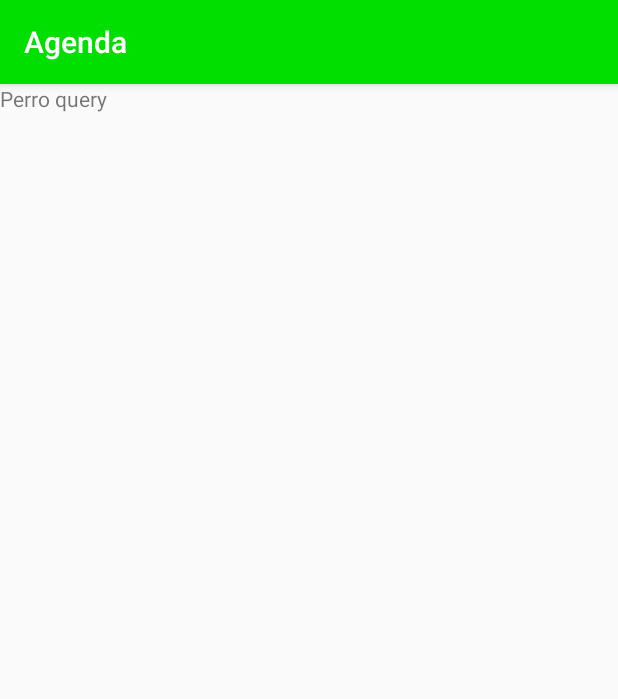
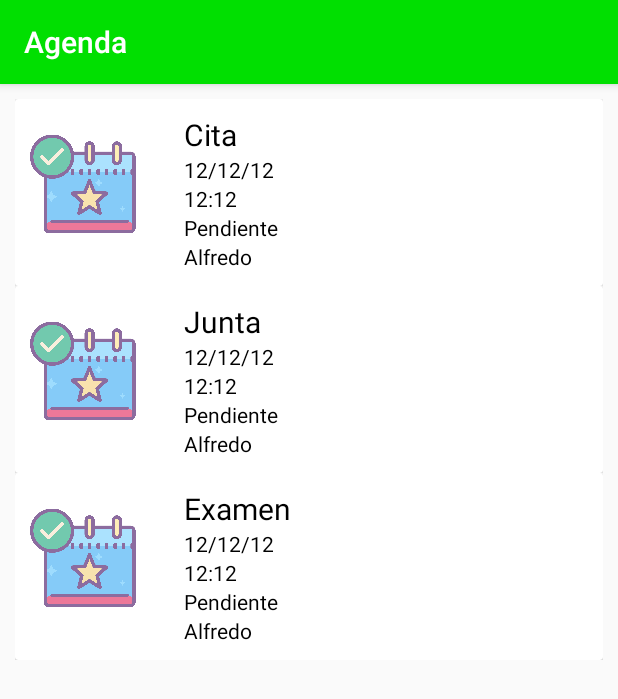
Before and after one commit to JC47/Moviles, an Android app: the screen it shows after launch (Query before the commit, EventosActivity after it), after a tap on "CONSULTAR", on a phone screen of 412 x 824 dp. Shown: the top 699 px of the screen. Run offline under Robolectric (Android 15) with nearby library versions, the phone set to English and light mode, and no system bars.

Commit message:
Recycler view

```diff
--- a/Proyecto/app/build.gradle
+++ b/Proyecto/app/build.gradle
@@ -25,4 +25,6 @@ dependencies {
     testImplementation 'junit:junit:4.12'
     androidTestImplementation 'com.android.support.test:runner:1.0.2'
     androidTestImplementation 'com.android.support.test.espresso:espresso-core:3.0.2'
+    implementation 'com.android.support:recyclerview-v7:27.1.1'
+    implementation 'com.android.support:cardview-v7:27.1.1'
 }
--- a/Proyecto/app/src/main/AndroidManifest.xml
+++ b/Proyecto/app/src/main/AndroidManifest.xml
@@ -2,7 +2,7 @@
 <manifest xmlns:android="http://schemas.android.com/apk/res/android"
     package="com.softsofware.javiercalette.proyecto">
 
-    <uses-permission android:name="android.permission.READ_CONTACTS"/>
+    <uses-permission android:name="android.permission.READ_CONTACTS" />
 
     <application
         android:allowBackup="true"
@@ -19,7 +19,8 @@
             </intent-filter>
         </activity>
         <activity android:name=".Add" />
-        <activity android:name=".Query"></activity>
+        <activity android:name=".Query" />
+        <activity android:name=".EventosActivity"></activity>
     </application>
 
 </manifest>
--- /dev/null
+++ b/Proyecto/app/src/main/java/com/softsofware/javiercalette/proyecto/EventAdapter.java
@@ -0,0 +1,60 @@
+package com.softsofware.javiercalette.proyecto;
+
+import android.support.annotation.NonNull;
+import android.support.v7.widget.RecyclerView;
+import android.view.LayoutInflater;
+import android.view.View;
+import android.view.ViewGroup;
+import android.widget.ImageView;
+import android.widget.TextView;
+
+import java.util.List;
+
+public class EventAdapter extends RecyclerView.Adapter<EventAdapter.ViewHolder>{
+
+    public static class ViewHolder extends  RecyclerView.ViewHolder{
+        private TextView name,date,hour,contact,status;
+        ImageView img;
+
+        public ViewHolder(View itemView){
+            super(itemView);
+            name = (TextView)itemView.findViewById(R.id.event_name);
+            date = (TextView)itemView.findViewById(R.id.event_date);
+            hour = (TextView)itemView.findViewById(R.id.event_hour);
+            status = (TextView)itemView.findViewById(R.id.event_status);
+            contact = (TextView)itemView.findViewById(R.id.event_contact);
+            img = (ImageView)itemView.findViewById(R.id.event_img);
+
+        }
+    }
+
+    public List<Evento> eventsList;
+
+    public EventAdapter(List<Evento> eventsList) {
+        this.eventsList = eventsList;
+    }
+
+    @NonNull
+    @Override
+    public ViewHolder onCreateViewHolder(@NonNull ViewGroup parent, int viewType) {
+        View view = LayoutInflater.from(parent.getContext()).inflate(R.layout.event_layout,parent,false);
+        ViewHolder v = new ViewHolder(view);
+        return v;
+    }
+
+    @Override
+    public void onBindViewHolder(@NonNull ViewHolder holder, int position) {
+        holder.name.setText(eventsList.get(position).getEvento());
+        holder.contact.setText(eventsList.get(position).getContacto());
+        holder.date.setText(eventsList.get(position).getFecha());
+        holder.hour.setText(eventsList.get(position).getHora());
+        holder.status.setText(eventsList.get(position).getStatus());
+        holder.img.setImageResource(eventsList.get(position).getImg());
+
+    }
+
+    @Override
+    public int getItemCount() {
+        return eventsList.size();
+    }
+}
--- /dev/null
+++ b/Proyecto/app/src/main/java/com/softsofware/javiercalette/proyecto/Evento.java
@@ -0,0 +1,66 @@
+package com.softsofware.javiercalette.proyecto;
+
+public class Evento {
+    private String evento,fecha,hora,status,contacto;
+    private int img;
+
+    public Evento(String evento, String fecha, String hora, String status, String contacto,int img) {
+        this.evento = evento;
+        this.fecha = fecha;
+        this.hora = hora;
+        this.status = status;
+        this.contacto = contacto;
+        this.img=img;
+    }
+
+    public Evento() {
+    }
+
+    public String getEvento() {
+        return evento;
+    }
+
+    public String getFecha() {
+        return fecha;
+    }
+
+    public String getHora() {
+        return hora;
+    }
+
+    public String getStatus() {
+        return status;
+    }
+
+    public String getContacto() {
+        return contacto;
+    }
+
+    public void setEvento(String evento) {
+        this.evento = evento;
+    }
+
+    public void setFecha(String fecha) {
+        this.fecha = fecha;
+    }
+
+    public void setHora(String hora) {
+        this.hora = hora;
+    }
+
+    public void setStatus(String status) {
+        this.status = status;
+    }
+
+    public void setContacto(String contacto) {
+        this.contacto = contacto;
+    }
+
+    public int getImg() {
+        return img;
+    }
+
+    public void setImg(int img) {
+        this.img = img;
+    }
+}
--- /dev/null
+++ b/Proyecto/app/src/main/java/com/softsofware/javiercalette/proyecto/EventosActivity.java
@@ -0,0 +1,35 @@
+package com.softsofware.javiercalette.proyecto;
+
+import android.support.v7.app.AppCompatActivity;
+import android.os.Bundle;
+import android.support.v7.widget.LinearLayoutManager;
+import android.support.v7.widget.RecyclerView;
+
+import java.util.ArrayList;
+import java.util.List;
+
+public class EventosActivity extends AppCompatActivity {
+
+    private RecyclerView recyclerViewEventos;
+    private EventAdapter adaptador;
+
+    @Override
+    protected void onCreate(Bundle savedInstanceState) {
+        super.onCreate(savedInstanceState);
+        setContentView(R.layout.activity_eventos);
+
+        recyclerViewEventos=(RecyclerView)findViewById(R.id.list1);
+        recyclerViewEventos.setLayoutManager(new LinearLayoutManager(this));
+
+        adaptador=new EventAdapter(getEventos());
+        recyclerViewEventos.setAdapter(adaptador);
+    }
+
+    public List<Evento> getEventos(){
+        List<Evento> e = new ArrayList<>();
+        e.add(new Evento("Cita","12/12/12","12:12","Pendiente","Alfredo",R.drawable.event));
+        e.add(new Evento("Junta","12/12/12","12:12","Pendiente","Alfredo",R.drawable.event));
+        e.add(new Evento("Examen","12/12/12","12:12","Pendiente","Alfredo",R.drawable.event));
+        return e;
+    }
+}
--- a/Proyecto/app/src/main/java/com/softsofware/javiercalette/proyecto/MainActivity.java
+++ b/Proyecto/app/src/main/java/com/softsofware/javiercalette/proyecto/MainActivity.java
@@ -27,7 +27,7 @@ public class MainActivity extends AppCompatActivity {
         b2.setOnClickListener(new View.OnClickListener() {
             @Override
             public void onClick(View view) {
-                Intent x = new Intent(view.getContext(),Query.class);
+                Intent x = new Intent(view.getContext(),EventosActivity.class);
                 startActivity(x);
             }
         });
--- /dev/null
+++ b/Proyecto/app/src/main/res/layout/activity_eventos.xml
@@ -0,0 +1,15 @@
+<?xml version="1.0" encoding="utf-8"?>
+<RelativeLayout xmlns:android="http://schemas.android.com/apk/res/android"
+    xmlns:app="http://schemas.android.com/apk/res-auto"
+    xmlns:tools="http://schemas.android.com/tools"
+    android:layout_width="match_parent"
+    android:layout_height="match_parent"
+    tools:context=".EventosActivity">
+
+
+    <android.support.v7.widget.RecyclerView
+        android:layout_margin="10dp"
+        android:id="@+id/list1"
+        android:layout_width="match_parent"
+        android:layout_height="wrap_content" />
+</RelativeLayout>
--- /dev/null
+++ b/Proyecto/app/src/main/res/layout/event_layout.xml
@@ -0,0 +1,76 @@
+<?xml version="1.0" encoding="utf-8"?>
+<LinearLayout xmlns:android="http://schemas.android.com/apk/res/android"
+    xmlns:app="http://schemas.android.com/apk/res-auto"
+    android:layout_width="match_parent"
+    android:layout_height="wrap_content">
+
+    <android.support.v7.widget.CardView
+        android:layout_width="match_parent"
+        android:layout_height="match_parent">
+
+        <LinearLayout
+            android:layout_width="match_parent"
+            android:layout_height="match_parent"
+            android:orientation="horizontal">
+
+            <ImageView
+                android:id="@+id/event_img"
+                android:layout_width="165dp"
+                android:layout_height="100dp"
+                android:layout_margin="10dp"
+                android:layout_weight="1"
+                app:srcCompat="@drawable/event" />
+
+            <LinearLayout
+                android:layout_width="match_parent"
+                android:layout_height="wrap_content"
+                android:layout_margin="10dp"
+                android:layout_weight="1"
+                android:orientation="vertical">
+
+                <TextView
+                    android:id="@+id/event_name"
+                    android:layout_width="wrap_content"
+                    android:layout_height="wrap_content"
+                    android:paddingLeft="10dp"
+                    android:text="Cita"
+                    android:textColor="#000"
+                    android:textSize="20sp" />
+
+                <TextView
+                    android:id="@+id/event_date"
+                    android:layout_width="wrap_content"
+                    android:layout_height="wrap_content"
+                    android:paddingLeft="10dp"
+                    android:text="8/6/18"
+                    android:textColor="#000" />
+
+                <TextView
+                    android:id="@+id/event_hour"
+                    android:layout_width="wrap_content"
+                    android:layout_height="wrap_content"
+                    android:paddingLeft="10dp"
+                    android:text="12:00"
+                    android:textColor="#000" />
+
+                <TextView
+                    android:id="@+id/event_status"
+                    android:layout_width="wrap_content"
+                    android:layout_height="wrap_content"
+                    android:paddingLeft="10dp"
+                    android:text="Pendiente"
+                    android:textColor="#000" />
+
+                <TextView
+                    android:id="@+id/event_contact"
+                    android:layout_width="wrap_content"
+                    android:layout_height="wrap_content"
+                    android:paddingLeft="10dp"
+                    android:text="Alfredo"
+                    android:textColor="#000" />
+            </LinearLayout>
+
+        </LinearLayout>
+
+    </android.support.v7.widget.CardView>
+</LinearLayout>
```
Also changed, not shown: Proyecto/app/src/main/java/com/softsofware/javiercalette/proyecto/Add.java (+35 -7 lines), Proyecto/app/src/main/java/com/softsofware/javiercalette/proyecto/base.java (added, +44 -0 lines), Proyecto/app/src/main/res/layout/activity_add.xml (+21 -8 lines), Proyecto/app/src/main/res/drawable/event.png (added).
